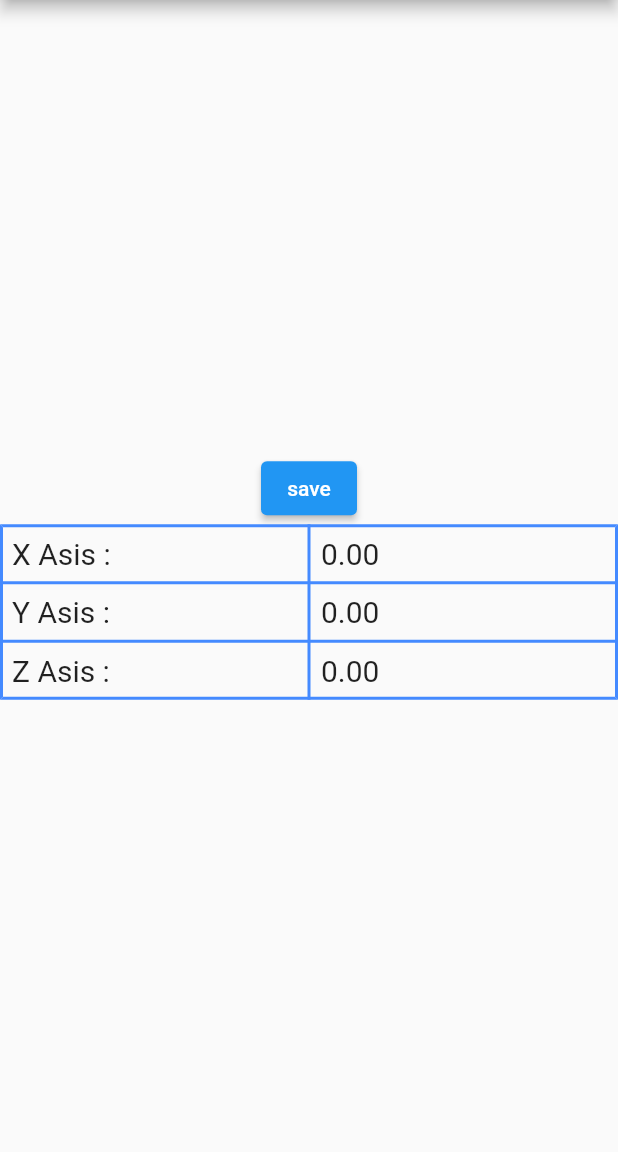
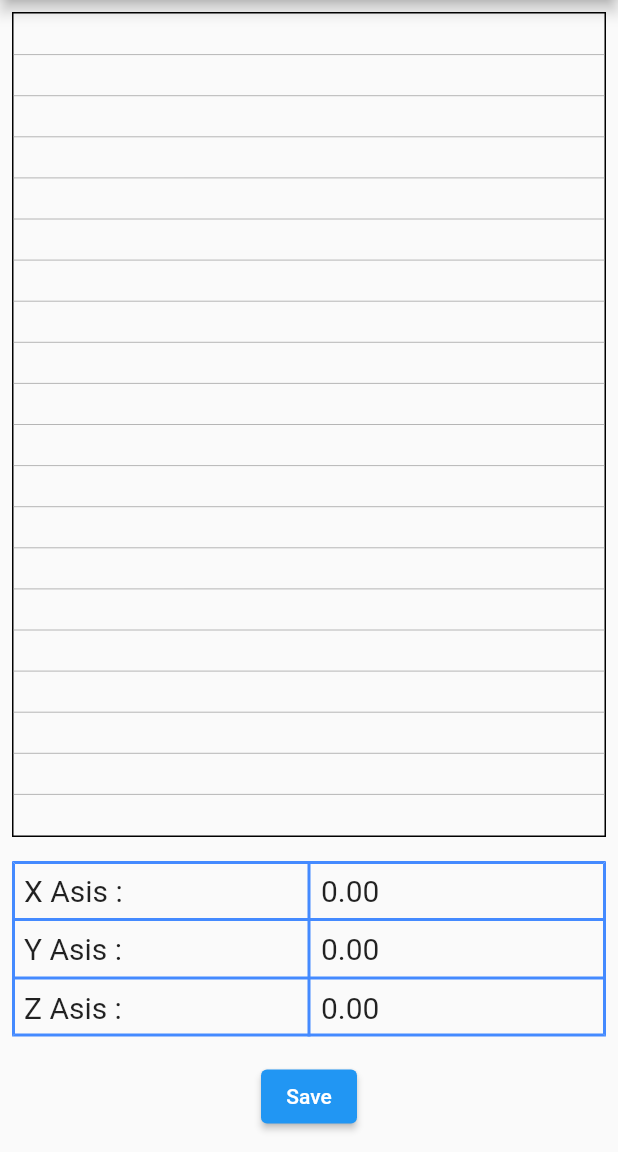
Before and after one commit to chathurach/iri_app, a Flutter app: the screen it shows after launch, on a phone screen of 412 x 824 dp, the part 84-1236 px from its top. Run offline on Flutter 3.47's test engine with Material 2 defaults, Android fonts, the phone set to English and light mode, and no system bars; drawn by our look-alikes of fl_chart; our stand-ins replace location, permission_handler, sensors; missing offline and left inert: ext_storage.

Commit message:
added location data, dynamic chart and file save

```diff
--- a/lib/main.dart
+++ b/lib/main.dart
@@ -1,15 +1,16 @@
+// @dart=2.9
+
 import 'dart:async';
 
 import 'dart:io';
-import 'dart:math';
 
 import 'package:flutter/cupertino.dart';
 import 'package:flutter/material.dart';
-import 'package:path_provider/path_provider.dart';
 import 'package:sensors/sensors.dart';
 import 'package:ext_storage/ext_storage.dart';
 import 'package:permission_handler/permission_handler.dart';
 import 'package:location/location.dart';
+import 'package:fl_chart/fl_chart.dart';
 
 void main() => runApp(MyApp());
 
@@ -18,6 +19,7 @@ class MyApp extends StatelessWidget {
   @override
   Widget build(BuildContext context) {
     return MaterialApp(
+      debugShowCheckedModeBanner: false,
       title: 'IRI Data Collection',
       theme: ThemeData(
         primarySwatch: Colors.blue,
@@ -33,27 +35,44 @@ class MyHomePage extends StatefulWidget {
 }
 
 class _MyHomePageState extends State<MyHomePage> {
-  double x = 0;
-  double y = 0;
-  double z = 0;
+  double x = 0.0;
+  double y = 0.0;
+  double z = 0.0;
   bool saving = false;
+  var lastLocation;
+  final limitCount = 100; //number of chart points to show
+  final xPoints = <FlSpot>[];
+  final yPoints = <FlSpot>[];
+  final zPoints = <FlSpot>[];
+  int timeCount = 0;
+  String btnName = 'Save';
 
   @override
   void initState() {
-    Timer.periodic(Duration(seconds: 1), (timer) {
+    xPoints.add(FlSpot(0.0, 0.0));
+    yPoints.add(FlSpot(0.0, 0.0));
+    zPoints.add(FlSpot(0.0, 0.0));
+    super.initState();
+    Timer.periodic(Duration(milliseconds: 100), (timer) {
       if (saving == true) {
-        print('writing');
         _writeData();
       }
+      while (xPoints.length > limitCount) {
+        xPoints.removeAt(0);
+        yPoints.removeAt(0);
+        zPoints.removeAt(0);
+      }
     });
-    // TODO: implement initState
-    super.initState();
     accelerometerEvents.listen((AccelerometerEvent event) {
       setState(() {
         x = event.x;
         y = event.y;
         z = event.z;
+        xPoints.add(FlSpot(timeCount * 1.0, x));
+        yPoints.add(FlSpot(timeCount * 1.0, y));
+        zPoints.add(FlSpot(timeCount * 1.0, z));
       });
+      timeCount++;
     }); //get the sensor data and set then to the data types
   }
 
@@ -64,8 +83,12 @@ class _MyHomePageState extends State<MyHomePage> {
           ExtStorage.DIRECTORY_DOWNLOADS);
       final File file =
           await File('$directory/my_file.txt').create(recursive: true);
+      final _getLoc = await _getLocation();
+      final lat = _getLoc.latitude.toString();
+      final lon = _getLoc.longitude.toString();
       final time = DateTime.now();
-      file.writeAsStringSync('${time.toString()}, $x , $y , $z\n',
+      file.writeAsStringSync(
+          '${time.toString()}, x: $x , y: $y , z: $z, lat: $lat, lon: $lon\n',
           mode: FileMode.append);
     } else {
       await Permission.storage.request();
@@ -86,10 +109,7 @@ class _MyHomePageState extends State<MyHomePage> {
 
   @override
   Widget build(BuildContext context) {
-    // if (saving == true) {
-
-    //   _writeData();
-    // }
+    final _width = MediaQuery.of(context).size.width;
     return Scaffold(
         appBar: AppBar(
           title: Text("IRI Data Collection"),
@@ -98,26 +118,42 @@ class _MyHomePageState extends State<MyHomePage> {
           child: Column(
             mainAxisAlignment: MainAxisAlignment.center,
             children: <Widget>[
-              ElevatedButton(
-                onPressed: () {
-                  setState(() {
-                    if (saving == true) {
-                      saving = false;
-                    } else if (saving == false) {
-                      saving = true;
-                    }
-                  });
-                  //_writeData();
-                },
-                // onPressed: () {
-                //   setState(() {
-                //     saving = true;
-                //     _saveData();
-                //   });
-                // },
-                child: Text('save'),
+              Expanded(
+                child: Padding(
+                  padding: const EdgeInsets.all(8.0),
+                  child: Container(
+                    width: _width,
+                    height: 300,
+                    child: LineChart(
+                      LineChartData(
+                        minY: -10,
+                        maxY: 10,
+                        minX: xPoints.first.x,
+                        maxX: xPoints.last.x,
+                        lineTouchData: LineTouchData(enabled: false),
+                        clipData: FlClipData.all(),
+                        gridData: FlGridData(
+                          show: true,
                         ),
-              Table(
+                        lineBarsData: [
+                          xLine(xPoints),
+                          yLine(yPoints),
+                          zLine(zPoints),
+                        ],
+                        titlesData: FlTitlesData(
+                          show: false,
+                          bottomTitles: SideTitles(
+                            showTitles: false,
+                          ),
+                        ),
+                      ),
+                    ),
+                  ),
+                ),
+              ),
+              Padding(
+                padding: const EdgeInsets.all(8.0),
+                child: Table(
                   border: TableBorder.all(
                       width: 2.0,
                       color: Colors.blueAccent,
@@ -179,8 +215,68 @@ class _MyHomePageState extends State<MyHomePage> {
                     ),
                   ],
                 ),
+              ),
+              Padding(
+                padding: const EdgeInsets.all(8.0),
+                child: ElevatedButton(
+                  onPressed: () {
+                    setState(() {
+                      if (saving == true) {
+                        saving = false;
+                        btnName = 'Save';
+                      } else if (saving == false) {
+                        saving = true;
+                        btnName = 'Stop';
+                      }
+                    });
+                  },
+                  child: Text(btnName),
+                ),
+              ),
+              SizedBox(
+                height: 5.0,
+              ),
             ],
           ),
         ));
   }
+
+  LineChartBarData xLine(List<FlSpot> points) {
+    return LineChartBarData(
+      spots: points,
+      dotData: FlDotData(
+        show: false,
+      ),
+      colors: [Colors.redAccent.withOpacity(0), Colors.redAccent],
+      colorStops: [0.1, 1.0],
+      barWidth: 4,
+      isCurved: false,
+    );
   }
+
+  LineChartBarData yLine(List<FlSpot> points) {
+    return LineChartBarData(
+      spots: points,
+      dotData: FlDotData(
+        show: false,
+      ),
+      colors: [Colors.blueAccent.withOpacity(0), Colors.blueAccent],
+      colorStops: [0.1, 1.0],
+      barWidth: 4,
+      isCurved: false,
+    );
+  }
+
+  LineChartBarData zLine(List<FlSpot> points) {
+    return LineChartBarData(
+      spots: points,
+      dotData: FlDotData(
+        show: false,
+      ),
+      colors: [Colors.greenAccent.withOpacity(0), Colors.greenAccent],
+      colorStops: [0.1, 1.0],
+      barWidth: 4,
+      isCurved: false,
+    );
+  }
+}
--- a/pubspec.yaml
+++ b/pubspec.yaml
@@ -33,6 +33,7 @@ dependencies:
   ext_storage: ^1.0.3
   permission_handler: ^5.1.0+2
   location: ^3.2.4
+  fl_chart: ^0.36.2
 
 dev_dependencies:
   flutter_test:
```
Also changed, not shown: pubspec.lock, 1 other file. Lines whose indentation alone changed are shown as unchanged.
